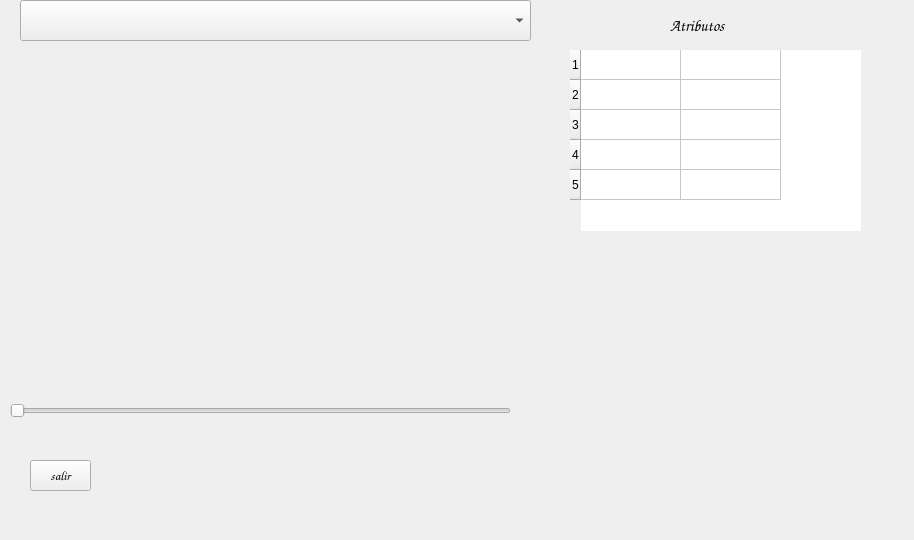
aniiiitaaaa22/entregable3, file base.ui: the form before one commit.
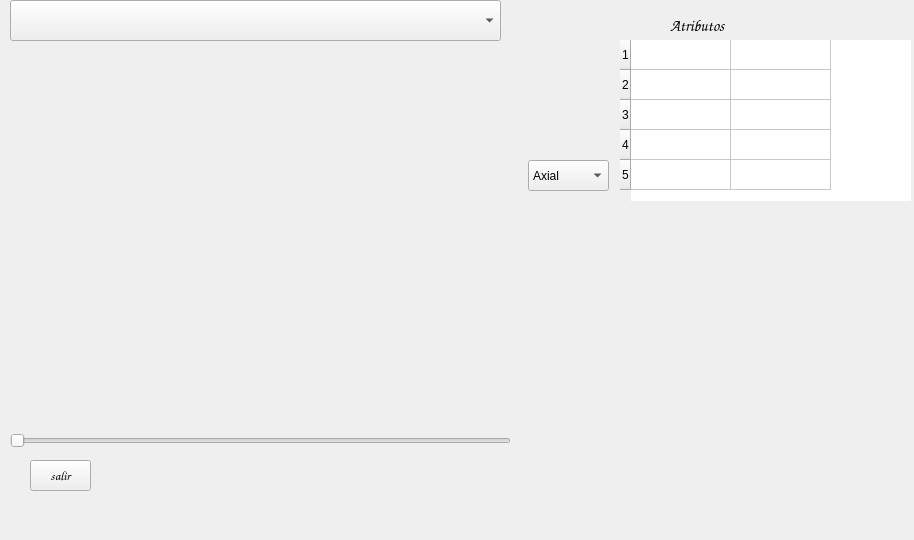
The form after the commit. Icons and pictures are not drawn.

```diff
--- a/base.ui
+++ b/base.ui
@@ -62,9 +62,9 @@
    <widget class="QComboBox" name="comboBox">
     <property name="geometry">
      <rect>
-      <x>20</x>
+      <x>10</x>
       <y>10</y>
-      <width>511</width>
+      <width>491</width>
       <height>41</height>
      </rect>
     </property>
@@ -84,10 +84,10 @@
    <widget class="QTableWidget" name="lista">
     <property name="geometry">
      <rect>
-      <x>570</x>
-      <y>60</y>
+      <x>620</x>
+      <y>50</y>
       <width>291</width>
-      <height>181</height>
+      <height>161</height>
      </rect>
     </property>
     <property name="sizePolicy">
@@ -213,7 +213,7 @@
     <property name="geometry">
      <rect>
       <x>10</x>
-      <y>410</y>
+      <y>440</y>
       <width>501</width>
       <height>22</height>
      </rect>
@@ -278,6 +278,52 @@
      <string/>
     </property>
    </widget>
+   <widget class="QComboBox" name="tipo_corte">
+    <property name="geometry">
+     <rect>
+      <x>528</x>
+      <y>170</y>
+      <width>81</width>
+      <height>31</height>
+     </rect>
+    </property>
+    <property name="sizePolicy">
+     <sizepolicy hsizetype="Fixed" vsizetype="Fixed">
+      <horstretch>0</horstretch>
+      <verstretch>0</verstretch>
+     </sizepolicy>
+    </property>
+    <property name="minimumSize">
+     <size>
+      <width>81</width>
+      <height>31</height>
+     </size>
+    </property>
+    <property name="maximumSize">
+     <size>
+      <width>81</width>
+      <height>31</height>
+     </size>
+    </property>
+    <property name="currentText">
+     <string>Axial</string>
+    </property>
+    <item>
+     <property name="text">
+      <string>Axial</string>
+     </property>
+    </item>
+    <item>
+     <property name="text">
+      <string>Sagital</string>
+     </property>
+    </item>
+    <item>
+     <property name="text">
+      <string>Coronal</string>
+     </property>
+    </item>
+   </widget>
   </widget>
  </widget>
  <resources>
```
